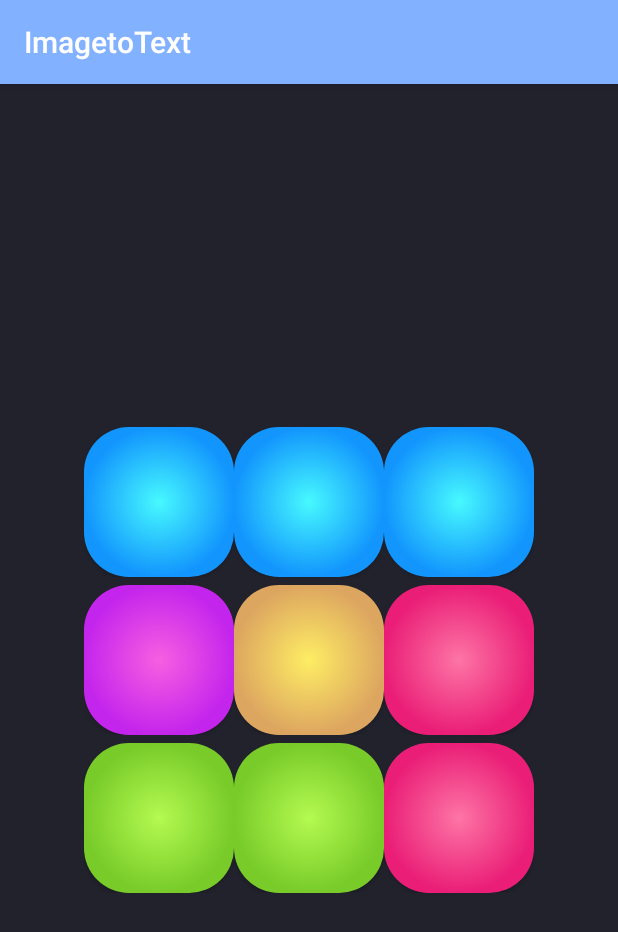
After one commit to JaeHyun-K/ImagetoText, an Android app: the DrumPadActivity screen opened directly, with no data from a screen before it, on a phone screen of 412 x 824 dp. The commit adds this screen. Shown: the top 932 px of the screen. Run offline under Robolectric (Android 15) with nearby library versions, the phone set to English and light mode, and no system bars.

Commit message:
added drum pad activity

```diff
--- /dev/null
+++ b/app/src/main/java/com/example/imagetotext/DrumPadActivity.java
@@ -0,0 +1,78 @@
+package com.example.imagetotext;
+
+import androidx.appcompat.app.AppCompatActivity;
+
+import android.media.AudioManager;
+import android.media.SoundPool;
+import android.os.Bundle;
+import android.view.View;
+
+public class DrumPadActivity extends AppCompatActivity {
+
+    private SoundPool soundPool;
+    private int sound1;
+    private int sound2;
+    private int sound3;
+    private int sound4;
+    private int sound5;
+    private int sound6;
+    private int sound7;
+    private int sound8;
+    private int sound9;
+    private int sound00;
+
+    @Override
+    protected void onCreate(Bundle savedInstanceState) {
+        super.onCreate( savedInstanceState );
+        setContentView( R.layout.drum_pad );
+        soundPool = new SoundPool( 2, AudioManager.STREAM_MUSIC, 0 );
+        sound1 = soundPool.load(getApplicationContext(), R.raw.sound1,1);
+        sound2 = soundPool.load(getApplicationContext(), R.raw.sound2,1);
+        sound3 = soundPool.load(getApplicationContext(), R.raw.sound3,1);
+        sound4 = soundPool.load(getApplicationContext(), R.raw.sound4,1);
+        sound5 = soundPool.load(getApplicationContext(), R.raw.sound5,1);
+        sound6 = soundPool.load(getApplicationContext(), R.raw.sound6,1);
+        sound7 = soundPool.load(getApplicationContext(), R.raw.sound7,1);
+        sound8 = soundPool.load(getApplicationContext(), R.raw.sound8,1);
+        sound9 = soundPool.load(getApplicationContext(), R.raw.sound9,1);
+        sound00 = soundPool.load(getApplicationContext(), R.raw.sound00,1);
+
+    }
+
+    public void playSound1 (View v) {
+        soundPool.play( sound1,1.0f,1.0f,0,0,10f );
+    }
+
+    public void playSound2 (View v) {
+        soundPool.play( sound2,1.0f,1.0f,0,0,10f );
+    }
+
+    public void playSound3 (View v) {
+        soundPool.play( sound3,1.0f,1.0f,0,0,10f );
+    }
+
+    public void playSound4 (View v) {
+        soundPool.play( sound4,1.0f,1.0f,0,0,10f );
+    }
+
+    public void playSound5 (View v) {
+        soundPool.play( sound5,1.0f,1.0f,0,0,10f );
+    }
+
+    public void playSound6 (View v) {
+        soundPool.play( sound6,1.0f,1.0f,0,0,10f );
+    }
+
+    public void playSound7 (View v) {
+        soundPool.play( sound7,1.0f,1.0f,0,0,10f );
+    }
+
+    public void playSound8 (View v) {
+        soundPool.play( sound8,1.0f,1.0f,0,0,10f );
+    }
+
+    public void playSound9 (View v) {
+        soundPool.play( sound9,1.0f,1.0f,0,0,10f );
+    }
+
+}
--- a/app/src/main/java/com/example/imagetotext/MainActivity.java
+++ b/app/src/main/java/com/example/imagetotext/MainActivity.java
@@ -48,6 +48,7 @@ public class MainActivity extends AppCompatActivity {
     Button translate_btn;
     Button search_btn;
     Button speak_btn;
+    Button drum_btn;
     TextToSpeech textToSpeech;
 
     private static final int CAMERA_REQUEST_CODE=200;
@@ -71,6 +72,7 @@ public class MainActivity extends AppCompatActivity {
         translate_btn=findViewById(R.id.button2);
         search_btn=findViewById(R.id.button3);
         speak_btn=findViewById( R.id.button4 );
+        drum_btn=findViewById( R.id.btn_drum_pad );
 
         cameraPermission=new String[]{Manifest.permission.CAMERA, Manifest.permission.WRITE_EXTERNAL_STORAGE};
         storagePermission=new String[]{Manifest.permission.WRITE_EXTERNAL_STORAGE};
@@ -113,6 +115,14 @@ public class MainActivity extends AppCompatActivity {
                 textToSpeech.speak( text, TextToSpeech.QUEUE_FLUSH, null );
             }
         } );
+
+        drum_btn.setOnClickListener( new View.OnClickListener() {
+            @Override
+            public void onClick(View view) {
+                openDrumPadActivity();
+            }
+        } );
+
     }
 
     @Override
@@ -293,6 +303,11 @@ public class MainActivity extends AppCompatActivity {
         startActivity(intent);
     }
 
+    public void openDrumPadActivity(){
+        Intent intent = new Intent(this, DrumPadActivity.class);
+        startActivity(intent);
+    }
+
     @Override
     protected void onPause() {
         if(textToSpeech != null){
--- /dev/null
+++ b/app/src/main/res/drawable/button_blue.xml
@@ -0,0 +1,25 @@
+<?xml version="1.0" encoding="utf-8"?>
+<selector xmlns:android="http://schemas.android.com/apk/res/android">
+<item android:state_pressed="false">
+    <shape android:shape="rectangle">
+        <gradient android:startColor="@color/blueStartColor"
+            android:endColor="@color/blueEndColor"
+            android:type="radial"
+            android:angle="90"
+            android:gradientRadius="50dp"/>
+        <corners android:radius="30dp"/>
+    </shape>
+</item>
+
+    <item android:state_pressed="true">
+        <shape android:shape="rectangle">
+            <gradient android:startColor="@color/blueStartColor"
+                android:endColor="@color/blueEndColor"
+                android:type="radial"
+                android:angle="90"
+                android:gradientRadius="50dp"/>
+            <corners android:radius="30dp"/>
+        </shape>
+    </item>
+
+</selector>
--- /dev/null
+++ b/app/src/main/res/drawable/button_green.xml
@@ -0,0 +1,25 @@
+<?xml version="1.0" encoding="utf-8"?>
+<selector xmlns:android="http://schemas.android.com/apk/res/android">
+    <item android:state_pressed="false">
+        <shape android:shape="rectangle">
+            <gradient android:startColor="@color/greenStartColor"
+                android:endColor="@color/greenEndColor"
+                android:type="radial"
+                android:angle="90"
+                android:gradientRadius="50dp"/>
+            <corners android:radius="30dp"/>
+        </shape>
+    </item>
+
+    <item android:state_pressed="true">
+        <shape android:shape="rectangle">
+            <gradient android:startColor="@color/greenStartColor"
+                android:endColor="@color/greenEndColor"
+                android:type="radial"
+                android:angle="90"
+                android:gradientRadius="50dp"/>
+            <corners android:radius="30dp"/>
+        </shape>
+    </item>
+
+</selector>
--- /dev/null
+++ b/app/src/main/res/drawable/button_orange.xml
@@ -0,0 +1,25 @@
+<?xml version="1.0" encoding="utf-8"?>
+<selector xmlns:android="http://schemas.android.com/apk/res/android">
+    <item android:state_pressed="false">
+        <shape android:shape="rectangle">
+            <gradient android:startColor="@color/orangeStartColor"
+                android:endColor="@color/orangeEndColor"
+                android:type="radial"
+                android:angle="90"
+                android:gradientRadius="50dp"/>
+            <corners android:radius="30dp"/>
+        </shape>
+    </item>
+
+    <item android:state_pressed="true">
+        <shape android:shape="rectangle">
+            <gradient android:startColor="@color/orangeStartColor"
+                android:endColor="@color/orangeEndColor"
+                android:type="radial"
+                android:angle="90"
+                android:gradientRadius="50dp"/>
+            <corners android:radius="30dp"/>
+        </shape>
+    </item>
+
+</selector>
--- /dev/null
+++ b/app/src/main/res/drawable/button_pink.xml
@@ -0,0 +1,25 @@
+<?xml version="1.0" encoding="utf-8"?>
+<selector xmlns:android="http://schemas.android.com/apk/res/android">
+    <item android:state_pressed="false">
+        <shape android:shape="rectangle">
+            <gradient android:startColor="@color/pinkStartColor"
+                android:endColor="@color/pinkEndColor"
+                android:type="radial"
+                android:angle="90"
+                android:gradientRadius="50dp"/>
+            <corners android:radius="30dp"/>
+        </shape>
+    </item>
+
+    <item android:state_pressed="true">
+        <shape android:shape="rectangle">
+            <gradient android:startColor="@color/pinkStartColor"
+                android:endColor="@color/pinkEndColor"
+                android:type="radial"
+                android:angle="90"
+                android:gradientRadius="50dp"/>
+            <corners android:radius="30dp"/>
+        </shape>
+    </item>
+
+</selector>
--- /dev/null
+++ b/app/src/main/res/drawable/button_purple.xml
@@ -0,0 +1,25 @@
+<?xml version="1.0" encoding="utf-8"?>
+<selector xmlns:android="http://schemas.android.com/apk/res/android">
+    <item android:state_pressed="false">
+        <shape android:shape="rectangle">
+            <gradient android:startColor="@color/purpleStartColor"
+                android:endColor="@color/purpleEndColor"
+                android:type="radial"
+                android:angle="90"
+                android:gradientRadius="50dp"/>
+            <corners android:radius="30dp"/>
+        </shape>
+    </item>
+
+    <item android:state_pressed="true">
+        <shape android:shape="rectangle">
+            <gradient android:startColor="@color/purpleStartColor"
+                android:endColor="@color/purpleEndColor"
+                android:type="radial"
+                android:angle="90"
+                android:gradientRadius="50dp"/>
+            <corners android:radius="30dp"/>
+        </shape>
+    </item>
+
+</selector>
--- a/app/src/main/res/layout/activity_main.xml
+++ b/app/src/main/res/layout/activity_main.xml
@@ -111,6 +111,16 @@
                     android:background="@drawable/rounded_btn"
                     android:text="Speak"/>
             </LinearLayout>
+
+            <Button
+                android:layout_width="match_parent"
+                android:layout_height="match_parent"
+                android:text="Start Drum Pad to Make Music!"
+                android:background="@drawable/rounded_btn"
+                android:layout_marginLeft="6dp"
+                 android:layout_marginRight="6dp"
+                android:layout_marginTop="6dp"
+                android:id="@+id/btn_drum_pad"/>
         </LinearLayout>
     </ScrollView>
 
--- /dev/null
+++ b/app/src/main/res/layout/drum_pad.xml
@@ -0,0 +1,87 @@
+<?xml version="1.0" encoding="utf-8"?>
+<LinearLayout xmlns:android="http://schemas.android.com/apk/res/android"
+    xmlns:tools="http://schemas.android.com/tools"
+    android:orientation="vertical"
+    android:layout_width="match_parent"
+    android:layout_height="match_parent"
+    tools:context=".DrumPadActivity"
+    android:background="@color/backgroundColor"
+    android:padding="10dp"
+    android:gravity="center"
+    >
+
+    <LinearLayout
+        android:layout_width="wrap_content"
+        android:layout_height="wrap_content"
+        android:orientation="horizontal">
+        <Button
+            android:background="@drawable/button_blue"
+            android:layout_width="100dp"
+            android:layout_height="100dp"
+            android:id="@+id/sound1"
+            android:onClick="playSound1"/>
+        <Button
+            android:background="@drawable/button_blue"
+            android:layout_width="100dp"
+            android:layout_height="100dp"
+            android:id="@+id/sound2"
+            android:onClick="playSound2"/>
+        <Button
+            android:background="@drawable/button_blue"
+            android:layout_width="100dp"
+            android:layout_height="100dp"
+            android:id="@+id/sound3"
+            android:onClick="playSound3"/>
+    </LinearLayout>
+
+    <LinearLayout
+        android:layout_marginTop="5dp"
+        android:layout_width="wrap_content"
+        android:layout_height="wrap_content"
+        android:orientation="horizontal">
+        <Button
+            android:background="@drawable/button_purple"
+            android:layout_width="100dp"
+            android:layout_height="100dp"
+            android:id="@+id/sound4"
+            android:onClick="playSound4"/>
+        <Button
+            android:background="@drawable/button_orange"
+            android:layout_width="100dp"
+            android:layout_height="100dp"
+            android:id="@+id/sound5"
+            android:onClick="playSound5"/>
+        <Button
+            android:background="@drawable/button_pink"
+            android:layout_width="100dp"
+            android:layout_height="100dp"
+            android:id="@+id/sound6"
+            android:onClick="playSound6"/>
+    </LinearLayout>
+
+    <LinearLayout
+        android:layout_marginTop="5dp"
+        android:layout_width="wrap_content"
+        android:layout_height="wrap_content"
+        android:orientation="horizontal">
+        <Button
+            android:background="@drawable/button_green"
+            android:layout_width="100dp"
+            android:layout_height="100dp"
+            android:id="@+id/sound7"
+            android:onClick="playSound7"/>
+        <Button
+            android:background="@drawable/button_green"
+            android:layout_width="100dp"
+            android:layout_height="100dp"
+            android:id="@+id/sound8"
+            android:onClick="playSound8"/>
+        <Button
+            android:background="@drawable/button_pink"
+            android:layout_width="100dp"
+            android:layout_height="100dp"
+            android:id="@+id/sound9"
+            android:onClick="playSound9"/>
+    </LinearLayout>
+
+</LinearLayout>
--- a/app/src/main/res/values/colors.xml
+++ b/app/src/main/res/values/colors.xml
@@ -3,4 +3,21 @@
     <color name="colorPrimary">#82b1ff</color>
     <color name="colorPrimaryDark">#4d82cb</color>
     <color name="colorAccent">#B6E3FF</color>
+    <!-- blue style gradient -->
+    <color name="blueStartColor">#47f9fe</color>
+    <color name="blueEndColor">#1295fd</color>
+    <!-- orange style gradient -->
+    <color name="orangeStartColor">#feed64</color>
+    <color name="orangeEndColor">#dda660</color>
+    <!-- pink style gradient -->
+    <color name="pinkStartColor">#fd75a5</color>
+    <color name="pinkEndColor">#ea1e77</color>
+    <!-- purple style gradient -->
+    <color name="purpleStartColor">#f75fe1</color>
+    <color name="purpleEndColor">#c425ec</color>
+    <!-- Green style gradient -->
+    <color name="greenStartColor">#b4fa51</color>
+    <color name="greenEndColor">#78cb29</color>
+    <!-- background color -->
+    <color name="backgroundColor">#21222c</color>
 </resources>
```
Also changed, not shown: app/src/main/AndroidManifest.xml (+7 -5 lines).
